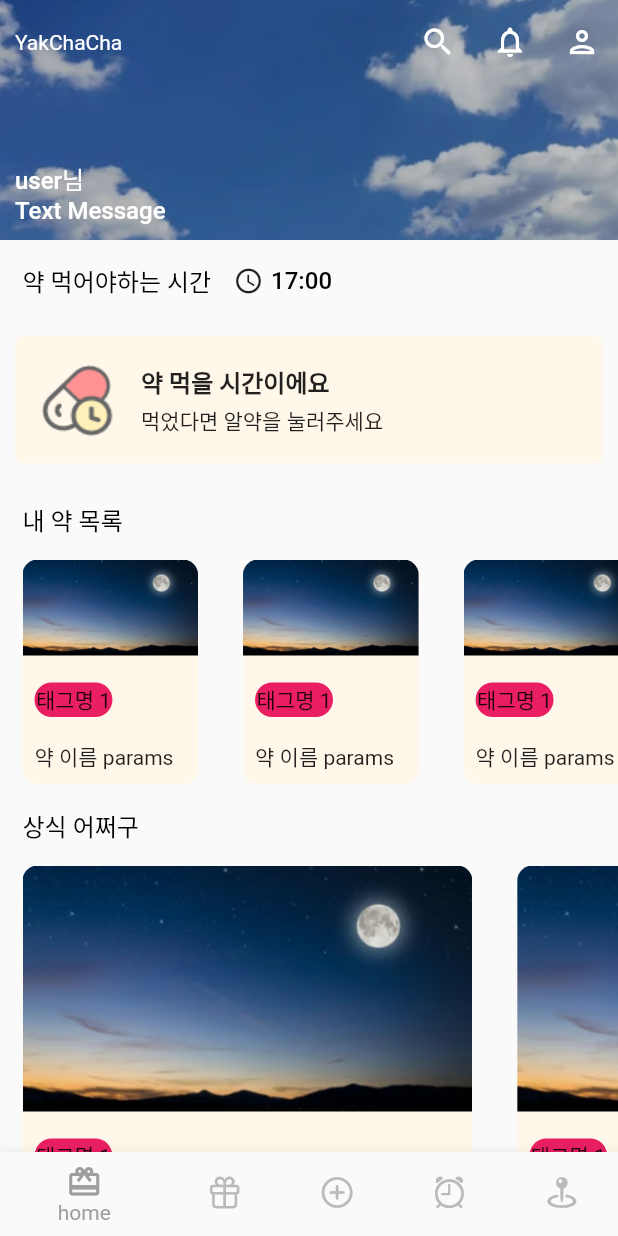
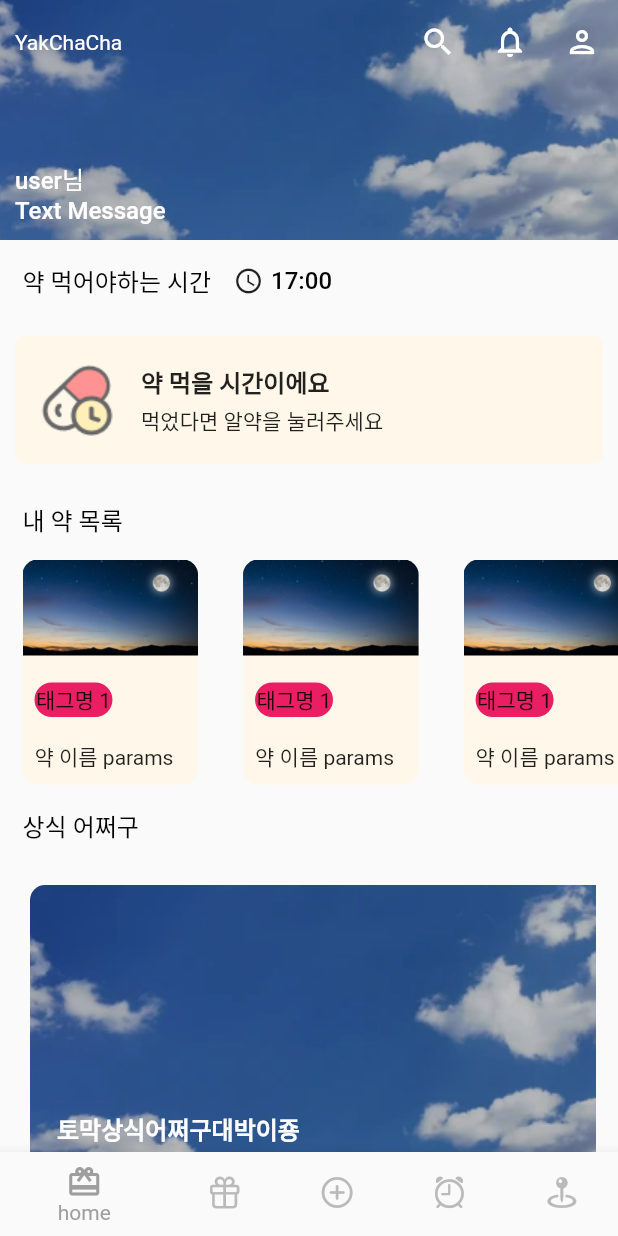
Before and after one commit to AI-FOR-ALL-I/YakChaCha, a Flutter app: the screen it shows after launch, on a phone screen of 412 x 824 dp. Run offline on Flutter 3.47's test engine with Material 2 defaults, Android fonts, the phone set to English and light mode, and no system bars; missing offline and left inert: kakao_flutter_sdk.

Commit message:
[S08P22A803-183] Design: 토막 상식 컴포넌트 생성

```diff
--- a/frontend/lib/screens/home_page.dart
+++ b/frontend/lib/screens/home_page.dart
@@ -1,5 +1,6 @@
 import 'package:flutter/material.dart';
 import 'package:frontend/widgets/main/eat_check_button.dart';
+import 'package:frontend/widgets/main/health_tip_item.dart';
 import 'package:frontend/widgets/main/my_drug_item.dart';
 import 'package:frontend/widgets/main/time_header.dart';
 
@@ -91,17 +92,18 @@ class HomePage extends StatelessWidget {
                         fontSize: 16.0),
                   ),
                 ),
-                SizedBox(
+                Padding(
+                  padding: const EdgeInsets.symmetric(
+                      horizontal: 15.0, vertical: 8.0),
+                  child: SizedBox(
                     height: 250,
                     child: ListView.builder(
                         scrollDirection: Axis.horizontal,
                         itemCount: 5,
                         itemBuilder: (BuildContext context, int index) {
-                        return const MyDrugItem(
-                          imagePath: 'assets/images/night.png',
-                          title: '약 이름 params',
-                        );
+                          return const HealthTipItem();
                         }),
+                  ),
                 )
               ],
             ),
--- /dev/null
+++ b/frontend/lib/widgets/main/health_tip_item.dart
@@ -0,0 +1,62 @@
+import 'package:flutter/material.dart';
+
+class HealthTipItem extends StatelessWidget {
+  const HealthTipItem({
+    super.key,
+  });
+
+  @override
+  Widget build(BuildContext context) {
+    return Container(
+      decoration: BoxDecoration(
+        borderRadius: BorderRadius.circular(10.0),
+      ),
+      height: 200,
+      padding: const EdgeInsets.all(5.0),
+      child: Stack(children: [
+        ClipRRect(
+          borderRadius: BorderRadius.circular(10.0),
+          child: Image.asset(
+            'assets/images/day.png',
+            fit: BoxFit.cover,
+            color: Colors.black.withOpacity(0.2),
+            colorBlendMode: BlendMode.darken,
+          ),
+        ),
+        Positioned(
+          bottom: 10.0,
+          left: 10.0,
+          child: Container(
+            alignment: Alignment.bottomLeft,
+            child: const Padding(
+              padding: EdgeInsets.all(8.0),
+              child: Column(
+                crossAxisAlignment: CrossAxisAlignment.start,
+                children: [
+                  Text(
+                    "토막상식어쩌구대박이죵",
+                    style: TextStyle(
+                        color: Colors.white,
+                        fontWeight: FontWeight.w700,
+                        fontSize: 16.0),
+                    maxLines: 2,
+                    overflow: TextOverflow.ellipsis,
+                  ),
+                  Text(
+                    "어쩌구저쩌구어쩌구저쩌구어쩌구저쩌구\n어쩌구저쩌구",
+                    style: TextStyle(
+                        color: Colors.white,
+                        fontWeight: FontWeight.w500,
+                        fontSize: 16.0),
+                    maxLines: 2,
+                    overflow: TextOverflow.ellipsis,
+                  ),
+                ],
+              ),
+            ),
+          ),
+        ),
+      ]),
+    );
+  }
+}
```
Lines whose indentation alone changed are shown as unchanged.
